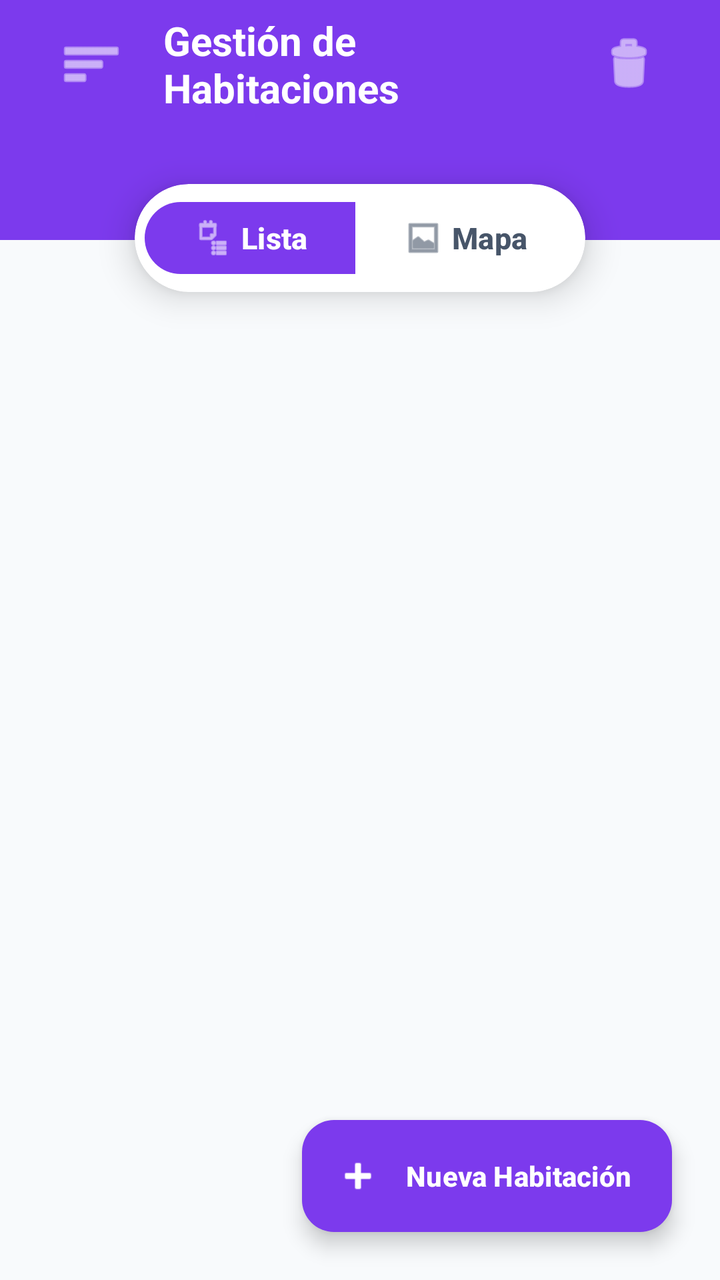
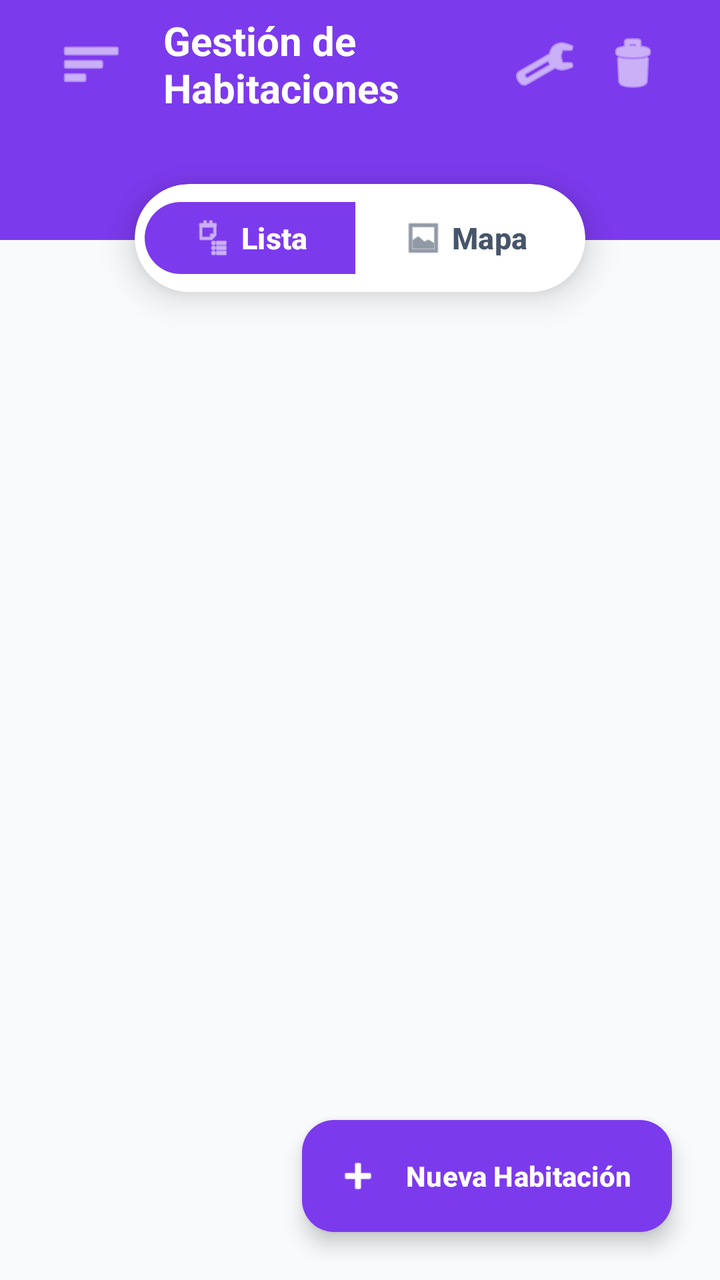

The first picture is an Android layout as it rendered before a commit; the second is the same layout after the commit. The layout source and the unified diff follow.
<!-- AndroidManifest.xml: application theme Theme.Gomezmart -->
<!-- res/layout/fragment_hotel_rooms.xml -->
<?xml version="1.0" encoding="utf-8"?>
<androidx.constraintlayout.widget.ConstraintLayout xmlns:android="http://schemas.android.com/apk/res/android"
    xmlns:app="http://schemas.android.com/apk/res-auto"
    xmlns:tools="http://schemas.android.com/tools"
    android:id="@+id/roomsContentRoot"
    android:layout_width="match_parent"
    android:layout_height="match_parent"
    android:background="?attr/colorSurface">

    <androidx.constraintlayout.widget.Guideline
        android:id="@+id/guidelineLeftRoot"
        android:layout_width="wrap_content"
        android:layout_height="wrap_content"
        android:orientation="vertical"
        app:layout_constraintGuide_percent="0.06" />

    <androidx.constraintlayout.widget.Guideline
        android:id="@+id/guidelineRightRoot"
        android:layout_width="wrap_content"
        android:layout_height="wrap_content"
        android:orientation="vertical"
        app:layout_constraintGuide_percent="0.94" />

    
    <View
        android:id="@+id/roomsHeaderBackground"
        android:layout_width="match_parent"
        android:layout_height="0dp"
        android:background="@color/purple_600"
        app:layout_constraintTop_toTopOf="parent"
        app:layout_constraintBottom_toBottomOf="@id/cardToggleContainer"
        android:layout_marginBottom="26dp" />

    
    <LinearLayout
        android:id="@+id/layoutRoomsToolbar"
        android:layout_width="0dp"
        android:layout_height="wrap_content"
        android:minHeight="?attr/actionBarSize"
        android:gravity="center_vertical"
        android:orientation="horizontal"
        app:layout_constraintEnd_toEndOf="@id/guidelineRightRoot"
        app:layout_constraintStart_toStartOf="@id/guidelineLeftRoot"
        app:layout_constraintTop_toTopOf="parent">

        <ImageButton
            android:id="@+id/btnMenuRooms"
            android:layout_width="48dp"
            android:layout_height="48dp"
            android:background="?attr/selectableItemBackgroundBorderless"
            android:src="@android:drawable/ic_menu_sort_by_size"
            app:tint="@color/white" />

        <TextView
            android:layout_width="0dp"
            android:layout_height="wrap_content"
            android:layout_marginStart="12dp"
            android:layout_weight="1"
            android:text="Gestión de Habitaciones"
            android:textColor="@color/white"
            android:textSize="20sp"
            android:textStyle="bold" />

        <ImageButton
            android:id="@+id/btnBulkDelete"
            android:layout_width="48dp"
            android:layout_height="48dp"
            android:background="?attr/selectableItemBackgroundBorderless"
            android:src="@android:drawable/ic_menu_delete"
            app:tint="@color/white" />
    </LinearLayout>

    
    <com.google.android.material.card.MaterialCardView
        android:id="@+id/cardToggleContainer"
        android:layout_width="wrap_content"
        android:layout_height="wrap_content"
        android:layout_marginTop="28dp"
        app:cardBackgroundColor="@color/white"
        app:cardCornerRadius="30dp"
        app:cardElevation="10dp"
        app:layout_constraintEnd_toEndOf="parent"
        app:layout_constraintStart_toStartOf="parent"
        app:layout_constraintTop_toBottomOf="@id/layoutRoomsToolbar"
        app:strokeWidth="0dp">

        <com.google.android.material.button.MaterialButtonToggleGroup
            android:id="@+id/toggleViewMode"
            android:layout_width="wrap_content"
            android:layout_height="wrap_content"
            android:padding="5dp"
            app:checkedButton="@id/btnListView"
            app:selectionRequired="true"
            app:singleSelection="true">

            <com.google.android.material.button.MaterialButton
                android:id="@+id/btnListView"
                style="@style/Widget.Material3.Button.TextButton"
                android:layout_width="wrap_content"
                android:layout_height="44dp"
                android:paddingHorizontal="24dp"
                android:text="Lista"
                android:textColor="@color/toggle_text_color"
                android:textSize="15sp"
                android:textStyle="bold"
                app:backgroundTint="@color/toggle_background_color"
                app:icon="@android:drawable/ic_menu_agenda"
                app:iconSize="20dp"
                app:iconTint="@color/toggle_text_color"
                app:shapeAppearanceOverlay="@style/ShapeAppearance.App.Pill" />

            <com.google.android.material.button.MaterialButton
                android:id="@+id/btnGraphView"
                style="@style/Widget.Material3.Button.TextButton"
                android:layout_width="wrap_content"
                android:layout_height="44dp"
                android:paddingHorizontal="24dp"
                android:text="Mapa"
                android:textColor="@color/toggle_text_color"
                android:textSize="15sp"
                android:textStyle="bold"
                app:backgroundTint="@color/toggle_background_color"
                app:icon="@android:drawable/ic_menu_gallery"
                app:iconSize="20dp"
                app:iconTint="@color/toggle_text_color"
                app:shapeAppearanceOverlay="@style/ShapeAppearance.App.Pill" />
        </com.google.android.material.button.MaterialButtonToggleGroup>
    </com.google.android.material.card.MaterialCardView>

    
    <androidx.recyclerview.widget.RecyclerView
        android:id="@+id/rvRooms"
        android:layout_width="match_parent"
        android:layout_height="0dp"
        android:clipToPadding="false"
        android:paddingTop="20dp"
        android:paddingBottom="120dp"
        app:layout_constraintBottom_toBottomOf="parent"
        app:layout_constraintTop_toBottomOf="@id/roomsHeaderBackground"
        tools:listitem="@layout/item_hotel_room" />

    
    <androidx.constraintlayout.widget.ConstraintLayout
        android:id="@+id/layoutGraphView"
        android:layout_width="match_parent"
        android:layout_height="0dp"
        android:background="?attr/colorSurface"
        android:visibility="gone"
        app:layout_constraintBottom_toBottomOf="parent"
        app:layout_constraintTop_toBottomOf="@id/cardToggleContainer">

        
        <HorizontalScrollView
            android:id="@+id/scrollFloors"
            android:layout_width="match_parent"
            android:layout_height="wrap_content"
            android:layout_marginTop="16dp"
            android:scrollbars="none"
            app:layout_constraintTop_toTopOf="parent">

            <LinearLayout
                android:id="@+id/layoutFloors"
                android:layout_width="wrap_content"
                android:layout_height="wrap_content"
                android:gravity="center_vertical"
                android:orientation="horizontal"
                android:paddingHorizontal="24dp" />
        </HorizontalScrollView>

        
        <com.google.android.material.card.MaterialCardView
            android:id="@+id/cardMapDisplay"
            android:layout_width="0dp"
            android:layout_height="0dp"
            android:layout_margin="20dp"
            app:cardBackgroundColor="@color/white"
            app:cardCornerRadius="28dp"
            app:cardElevation="4dp"
            app:layout_constraintBottom_toTopOf="@id/btnOpenEditor"
            app:layout_constraintEnd_toEndOf="parent"
            app:layout_constraintStart_toStartOf="parent"
            app:layout_constraintTop_toBottomOf="@id/scrollFloors"
            app:strokeWidth="1dp"
            app:strokeColor="@color/slate_100">

            <com.gomezmart.app.util.HotelMapView
                android:id="@+id/mapView"
                android:layout_width="match_parent"
                android:layout_height="match_parent" />

        </com.google.android.material.card.MaterialCardView>

        
        <LinearLayout
            android:id="@+id/layoutEmptyMap"
            android:layout_width="wrap_content"
            android:layout_height="wrap_content"
            android:gravity="center"
            android:orientation="vertical"
            android:visibility="gone"
            app:layout_constraintBottom_toBottomOf="@id/cardMapDisplay"
            app:layout_constraintEnd_toEndOf="@id/cardMapDisplay"
            app:layout_constraintStart_toStartOf="@id/cardMapDisplay"
            app:layout_constraintTop_toTopOf="@id/cardMapDisplay">

            <TextView
                android:layout_width="wrap_content"
                android:layout_height="wrap_content"
                android:text="🗺️"
                android:textSize="64sp" />

            <TextView
                android:layout_width="wrap_content"
                android:layout_height="wrap_content"
                android:layout_marginTop="16dp"
                android:text="Piso sin diseño"
                android:textColor="@color/slate_400"
                android:textStyle="bold" />

            <com.google.android.material.button.MaterialButton
                android:id="@+id/btnCreateMapEmpty"
                style="@style/Widget.Material3.Button.TonalButton"
                android:layout_width="wrap_content"
                android:layout_height="wrap_content"
                android:layout_marginTop="24dp"
                android:text="Crear mapa"
                app:cornerRadius="16dp" />
        </LinearLayout>

        <com.google.android.material.button.MaterialButton
            android:id="@+id/btnOpenEditor"
            style="@style/Widget.Material3.Button.TonalButton"
            android:layout_width="wrap_content"
            android:layout_height="56dp"
            android:layout_marginBottom="24dp"
            android:paddingHorizontal="32dp"
            android:text="Editar Pisos"
            app:cornerRadius="28dp"
            app:icon="@android:drawable/ic_menu_edit"
            app:layout_constraintBottom_toBottomOf="parent"
            app:layout_constraintEnd_toEndOf="parent"
            app:layout_constraintStart_toStartOf="parent" />

    </androidx.constraintlayout.widget.ConstraintLayout>

    
    <com.google.android.material.floatingactionbutton.ExtendedFloatingActionButton
        android:id="@+id/fabAddRoom"
        android:layout_width="wrap_content"
        android:layout_height="wrap_content"
        android:layout_margin="24dp"
        android:text="Nueva Habitación"
        android:textAllCaps="false"
        android:textColor="@color/white"
        android:textStyle="bold"
        app:backgroundTint="@color/purple_600"
        app:cornerRadius="28dp"
        app:elevation="12dp"
        app:icon="@android:drawable/ic_input_add"
        app:iconTint="@color/white"
        app:layout_constraintBottom_toBottomOf="parent"
        app:layout_constraintEnd_toEndOf="parent" />

</androidx.constraintlayout.widget.ConstraintLayout>
<!-- res/layout/item_hotel_room.xml (included above) -->
<?xml version="1.0" encoding="utf-8"?>
<com.google.android.material.card.MaterialCardView xmlns:android="http://schemas.android.com/apk/res/android"
    xmlns:app="http://schemas.android.com/apk/res-auto"
    xmlns:tools="http://schemas.android.com/tools"
    android:layout_width="match_parent"
    android:layout_height="wrap_content"
    android:layout_marginStart="20dp"
    android:layout_marginEnd="20dp"
    android:layout_marginTop="8dp"
    android:layout_marginBottom="8dp"
    app:cardCornerRadius="24dp"
    app:cardElevation="2dp"
    app:strokeWidth="1dp"
    app:strokeColor="@color/slate_100"
    app:cardBackgroundColor="@color/white">

    <LinearLayout
        android:layout_width="match_parent"
        android:layout_height="wrap_content"
        android:orientation="vertical"
        android:padding="20dp">

        <LinearLayout
            android:layout_width="match_parent"
            android:layout_height="wrap_content"
            android:orientation="horizontal"
            android:gravity="center_vertical">

            
            <com.google.android.material.card.MaterialCardView
                android:layout_width="52dp"
                android:layout_height="52dp"
                app:cardCornerRadius="16dp"
                app:cardElevation="0dp"
                app:cardBackgroundColor="@color/slate_50">
                <FrameLayout
                    android:layout_width="match_parent"
                    android:layout_height="match_parent">
                    <TextView
                        android:id="@+id/tvRoomEmoji"
                        android:layout_width="wrap_content"
                        android:layout_height="wrap_content"
                        android:layout_gravity="center"
                        android:text="🏨"
                        android:textSize="24sp" />
                    <ImageView
                        android:id="@+id/ivRoomIcon"
                        android:layout_width="26dp"
                        android:layout_height="26dp"
                        android:layout_gravity="center"
                        android:src="@android:drawable/ic_menu_agenda"
                        app:tint="@color/purple_600"
                        android:visibility="gone" />
                </FrameLayout>
            </com.google.android.material.card.MaterialCardView>

            <LinearLayout
                android:layout_width="0dp"
                android:layout_height="wrap_content"
                android:layout_weight="1"
                android:orientation="vertical"
                android:layout_marginStart="16dp">
                <TextView
                    android:id="@+id/tvRoomNumber"
                    android:layout_width="wrap_content"
                    android:layout_height="wrap_content"
                    android:text="Habitación 101"
                    android:textSize="18sp"
                    android:textStyle="bold"
                    android:textColor="@color/slate_900" />
                <TextView
                    android:id="@+id/tvRoomType"
                    android:layout_width="wrap_content"
                    android:layout_height="wrap_content"
                    android:text="Simple"
                    android:textSize="13sp"
                    android:textColor="@color/slate_400" />
            </LinearLayout>

            <com.google.android.material.chip.Chip
                android:id="@+id/chipRoomStatus"
                android:layout_width="wrap_content"
                android:layout_height="wrap_content"
                android:text="LIBRE"
                app:chipBackgroundColor="@color/emerald_50"
                app:chipStrokeWidth="0dp"
                android:textColor="@color/emerald_600"
                android:textSize="10sp"
                android:textStyle="bold"
                app:chipMinTouchTargetSize="0dp" />
        </LinearLayout>

        <View
            android:layout_width="match_parent"
            android:layout_height="1dp"
            android:background="@color/slate_50"
            android:layout_marginTop="16dp"
            android:layout_marginBottom="16dp" />

        <LinearLayout
            android:layout_width="match_parent"
            android:layout_height="wrap_content"
            android:orientation="horizontal"
            android:gravity="center_vertical">

            <LinearLayout
                android:layout_width="0dp"
                android:layout_height="wrap_content"
                android:layout_weight="1"
                android:orientation="vertical">
                <TextView
                    android:layout_width="wrap_content"
                    android:layout_height="wrap_content"
                    android:text="TARIFA DIARIA"
                    android:textSize="10sp"
                    android:textStyle="bold"
                    android:textColor="@color/slate_400"
                    android:letterSpacing="0.05" />
                <TextView
                    android:id="@+id/tvRoomPrice"
                    android:layout_width="wrap_content"
                    android:layout_height="wrap_content"
                    android:text="S/ 0.00"
                    android:textSize="18sp"
                    android:textStyle="bold"
                    android:textColor="@color/purple_700" />
            </LinearLayout>

            
            <LinearLayout
                android:layout_width="wrap_content"
                android:layout_height="wrap_content"
                android:orientation="horizontal">

                <com.google.android.material.button.MaterialButton
                    android:id="@+id/btnThirdAction"
                    style="@style/Widget.Material3.Button.TonalButton"
                    android:layout_width="wrap_content"
                    android:layout_height="44dp"
                    android:text="Reparado"
                    android:visibility="gone"
                    app:cornerRadius="12dp"
                    android:paddingHorizontal="12dp"
                    android:layout_marginEnd="8dp"
                    app:backgroundTint="@color/slate_50"
                    android:textColor="@color/sky_600"
                    android:textSize="12sp" />

                <com.google.android.material.button.MaterialButton
                    android:id="@+id/btnSecondAction"
                    style="@style/Widget.Material3.Button.TonalButton"
                    android:layout_width="wrap_content"
                    android:layout_height="44dp"
                    android:text="Aseado"
                    android:visibility="gone"
                    app:cornerRadius="12dp"
                    android:paddingHorizontal="16dp"
                    android:layout_marginEnd="8dp"
                    app:backgroundTint="@color/orange_50"
                    android:textColor="@color/orange_600"
                    android:textSize="12sp" />

                <com.google.android.material.button.MaterialButton
                    android:id="@+id/btnRoomAction"
                    android:layout_width="wrap_content"
                    android:layout_height="48dp"
                    android:text="Check-in"
                    android:textSize="13sp"
                    android:textStyle="bold"
                    app:cornerRadius="16dp"
                    app:backgroundTint="@color/purple_600"
                    app:icon="@android:drawable/ic_input_add"
                    app:iconSize="16dp"
                    android:paddingHorizontal="16dp" />
            </LinearLayout>
        </LinearLayout>
    </LinearLayout>
</com.google.android.material.card.MaterialCardView>
<!-- resources referenced by this layout -->
<resources>
  <color name="emerald_50">#ECFDF5</color>
  <color name="emerald_600">#059669</color>
  <color name="orange_50">#FFF7ED</color>
  <color name="orange_600">#EA580C</color>
  <color name="purple_600">#7C3AED</color>
  <color name="purple_700">#6D28D9</color>
  <color name="sky_600">#0284C7</color>
  <color name="slate_100">#F1F5F9</color>
  <color name="slate_400">#94A3B8</color>
  <color name="slate_50">#F8FAFC</color>
  <color name="slate_900">#0F172A</color>
  <color name="white">#FFFFFFFF</color>
  <style name="ShapeAppearance.App.Pill" parent="ShapeAppearance.Material3.MediumComponent">
          <item name="cornerFamily">rounded</item>
          <item name="cornerSize">50%</item>
      </style>
  <style name="Theme.Gomezmart" parent="Base.Theme.Gomezmart" />
  <style name="Base.Theme.Gomezmart" parent="Theme.Material3.DayNight.NoActionBar">
          <item name="colorPrimary">@color/purple_600</item>
          <item name="colorOnPrimary">@color/white</item>
          <item name="colorSecondary">@color/indigo_500</item>
          <item name="colorSurface">@color/slate_50</item>
          <item name="colorOnSurface">@color/slate_900</item>
          <item name="colorOnSurfaceVariant">@color/slate_500</item>
          <item name="colorSurfaceContainer">@color/white</item>
          <item name="android:windowBackground">@color/slate_50</item>
      </style>
  <color name="indigo_500">#6366F1</color>
  <color name="slate_500">#64748B</color>
</resources>

<!-- the commit's change to res/layout/fragment_hotel_rooms.xml (unified diff, before → after) -->
@@ -62,10 +62,20 @@
             android:textStyle="bold" />
 
         <ImageButton
+            android:id="@+id/btnQuickFloorSetupToolbar"
+            android:layout_width="44dp"
+            android:layout_height="44dp"
+            android:background="?attr/selectableItemBackgroundBorderless"
+            android:contentDescription="Configurar por pisos"
+            android:src="@android:drawable/ic_menu_manage"
+            app:tint="@color/white" />
+
+        <ImageButton
             android:id="@+id/btnBulkDelete"
-            android:layout_width="48dp"
-            android:layout_height="48dp"
+            android:layout_width="44dp"
+            android:layout_height="44dp"
             android:background="?attr/selectableItemBackgroundBorderless"
+            android:contentDescription="Eliminación masiva"
             android:src="@android:drawable/ic_menu_delete"
             app:tint="@color/white" />
     </LinearLayout>
@@ -128,16 +138,147 @@
     </com.google.android.material.card.MaterialCardView>
 
     
+    <com.google.android.material.card.MaterialCardView
+        android:id="@+id/cardPhotoReadinessBanner"
+        android:layout_width="0dp"
+        android:layout_height="wrap_content"
+        android:layout_marginHorizontal="20dp"
+        android:layout_marginTop="14dp"
+        android:visibility="gone"
+        app:cardBackgroundColor="@color/amber_50"
+        app:cardCornerRadius="16dp"
+        app:cardElevation="0dp"
+        app:layout_constraintEnd_toEndOf="parent"
+        app:layout_constraintStart_toStartOf="parent"
+        app:layout_constraintTop_toBottomOf="@id/cardToggleContainer"
+        app:strokeColor="@color/amber_600"
+        app:strokeWidth="1dp">
+
+        <LinearLayout
+            android:layout_width="match_parent"
+            android:layout_height="wrap_content"
+            android:gravity="center_vertical"
+            android:orientation="horizontal"
+            android:paddingHorizontal="14dp"
+            android:paddingVertical="10dp">
+
+            <LinearLayout
+                android:layout_width="0dp"
+                android:layout_height="wrap_content"
+                android:layout_weight="1"
+                android:orientation="vertical">
+
+                <TextView
+                    android:id="@+id/tvPhotoBannerTitle"
+                    android:layout_width="wrap_content"
+                    android:layout_height="wrap_content"
+                    android:text="📸 Habitaciones sin foto"
+                    android:textColor="@color/amber_700"
+                    android:textSize="13sp"
+                    android:textStyle="bold" />
+
+                <TextView
+                    android:id="@+id/tvPhotoBannerSubtitle"
+                    android:layout_width="wrap_content"
+                    android:layout_height="wrap_content"
+                    android:layout_marginTop="2dp"
+                    android:text="Sube fotos para mostrarlas en el Mercado"
+                    android:textColor="@color/slate_700"
+                    android:textSize="11sp" />
+            </LinearLayout>
+
+            <com.google.android.material.button.MaterialButton
+                android:id="@+id/btnCompleteMissingPhotos"
+                style="@style/Widget.Material3.Button.TonalButton"
+                android:layout_width="wrap_content"
+                android:layout_height="36dp"
+                android:layout_marginStart="8dp"
+                android:insetTop="0dp"
+                android:insetBottom="0dp"
+                android:minWidth="0dp"
+                android:paddingHorizontal="12dp"
+                android:text="Subir fotos"
+                android:textAllCaps="false"
+                android:textColor="@color/amber_700"
+                android:textSize="12sp"
+                android:textStyle="bold"
+                app:backgroundTint="@color/white"
+                app:cornerRadius="12dp" />
+        </LinearLayout>
+    </com.google.android.material.card.MaterialCardView>
+
+    
     <androidx.recyclerview.widget.RecyclerView
         android:id="@+id/rvRooms"
         android:layout_width="match_parent"
         android:layout_height="0dp"
         android:clipToPadding="false"
-        android:paddingTop="20dp"
+        android:paddingTop="12dp"
         android:paddingBottom="120dp"
         app:layout_constraintBottom_toBottomOf="parent"
+        app:layout_constraintTop_toBottomOf="@id/cardPhotoReadinessBanner"
+        tools:listitem="@layout/item_hotel_room" />
+
+    
+    <LinearLayout
+        android:id="@+id/layoutEmptyRooms"
+        android:layout_width="0dp"
+        android:layout_height="wrap_content"
+        android:gravity="center"
+        android:orientation="vertical"
+        android:paddingHorizontal="32dp"
+        android:visibility="gone"
         app:layout_constraintTop_toBottomOf="@id/roomsHeaderBackground"
-        tools:listitem="@layout/item_hotel_room" />
+        app:layout_constraintBottom_toBottomOf="parent"
+        app:layout_constraintStart_toStartOf="parent"
+        app:layout_constraintEnd_toEndOf="parent">
+
+        <TextView
+            android:layout_width="wrap_content"
+            android:layout_height="wrap_content"
+            android:text="🛏️"
+            android:textSize="56sp" />
+
+        <TextView
+            android:layout_width="wrap_content"
+            android:layout_height="wrap_content"
+            android:layout_marginTop="16dp"
+            android:text="Registra tus habitaciones"
+            android:textColor="@color/slate_800"
+            android:textSize="18sp"
+            android:textStyle="bold" />
+
+        <TextView
+            android:layout_width="wrap_content"
+            android:layout_height="wrap_content"
+            android:layout_marginTop="8dp"
+            android:text="Organiza tu hotel por pisos, define tarifas y agrega fotos para atraer clientes en el Mercado."
+            android:textAlignment="center"
+            android:textColor="@color/slate_500"
+            android:textSize="14sp" />
+
+        <com.google.android.material.button.MaterialButton
+            android:id="@+id/btnQuickSetupHotel"
+            style="@style/Widget.Material3.Button"
+            android:layout_width="wrap_content"
+            android:layout_height="wrap_content"
+            android:layout_marginTop="20dp"
+            android:text="⚡ Configurar por Pisos"
+            android:textAllCaps="false"
+            app:backgroundTint="@color/purple_600"
+            app:cornerRadius="20dp" />
+
+        <com.google.android.material.button.MaterialButton
+            android:id="@+id/btnCreateFirstRoom"
+            style="@style/Widget.Material3.Button.TonalButton"
+            android:layout_width="wrap_content"
+            android:layout_height="wrap_content"
+            android:layout_marginTop="10dp"
+            android:text="Registrar 1 Habitación"
+            android:textAllCaps="false"
+            app:cornerRadius="20dp"
+            app:icon="@android:drawable/ic_input_add" />
+    </LinearLayout>
 
     
     <androidx.constraintlayout.widget.ConstraintLayout
@@ -293,8 +434,11 @@
 
             
             <com.google.android.material.card.MaterialCardView
+                android:id="@+id/cardRoomThumb"
                 android:layout_width="52dp"
                 android:layout_height="52dp"
+                android:clickable="true"
+                android:focusable="true"
                 app:cardCornerRadius="16dp"
                 app:cardElevation="0dp"
                 app:cardBackgroundColor="@color/slate_50">
@@ -309,6 +453,12 @@
                         android:text="🏨"
                         android:textSize="24sp" />
                     <ImageView
+                        android:id="@+id/ivRoomThumb"
+                        android:layout_width="match_parent"
+                        android:layout_height="match_parent"
+                        android:scaleType="centerCrop"
+                        android:visibility="gone" />
+                    <ImageView
                         android:id="@+id/ivRoomIcon"
                         android:layout_width="26dp"
                         android:layout_height="26dp"
@@ -340,6 +490,19 @@
                     android:text="Simple"
                     android:textSize="13sp"
                     android:textColor="@color/slate_400" />
+                <TextView
+                    android:id="@+id/tvRoomPhotoBadge"
+                    android:layout_width="wrap_content"
+                    android:layout_height="wrap_content"
+                    android:layout_marginTop="4dp"
+                    android:background="@color/amber_50"
+                    android:paddingHorizontal="8dp"
+                    android:paddingVertical="2dp"
+                    android:text="📷 Añadir foto"
+                    android:textColor="@color/amber_700"
+                    android:textSize="11sp"
+                    android:textStyle="bold"
+                    android:visibility="gone" />
             </LinearLayout>
 
             <com.google.android.material.chip.Chip
<!-- resource entries referenced after the edit -->
@@ -1,5 +1,8 @@
 <!-- resources referenced by this layout -->
 <resources>
+  <color name="amber_50">#FFFBEB</color>
+  <color name="amber_600">#D97706</color>
+  <color name="amber_700">#B45309</color>
   <color name="emerald_50">#ECFDF5</color>
   <color name="emerald_600">#059669</color>
   <color name="orange_50">#FFF7ED</color>
@@ -29,5 +32,7 @@
       </style>
   <color name="indigo_500">#6366F1</color>
   <color name="slate_500">#64748B</color>
+  <color name="slate_700">#334155</color>
+  <color name="slate_800">#1E293B</color>
 </resources>
 
